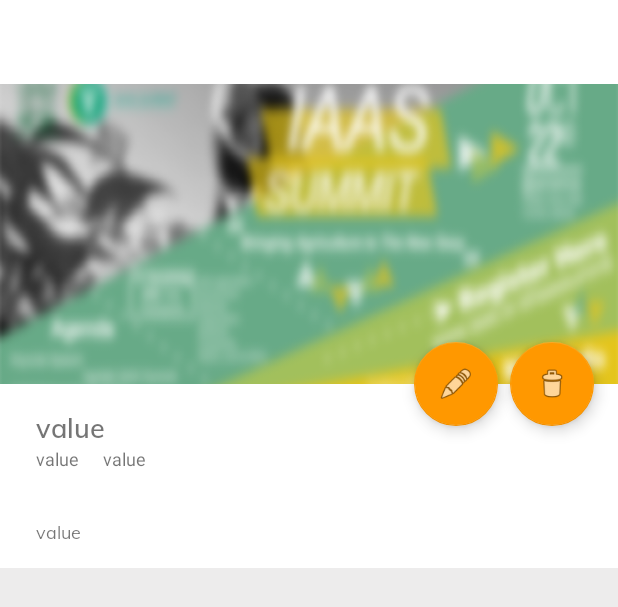
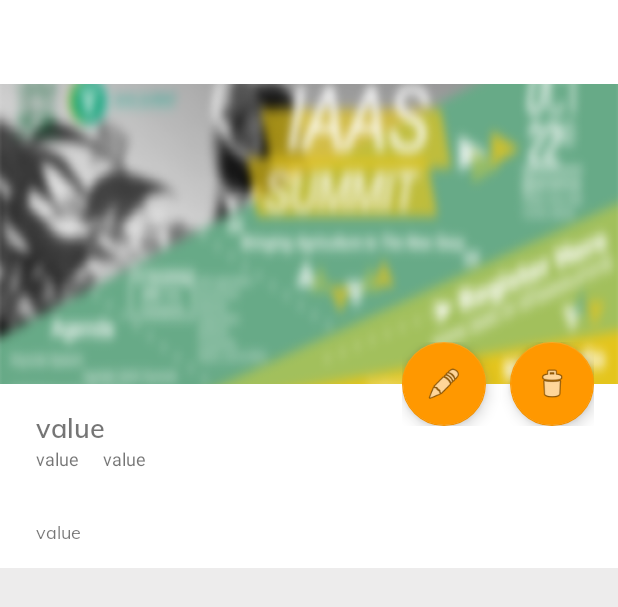
Before and after one commit to fppam4-teamtf/FPPAM4, an Android app: the layout activity_preview.xml on its own in the app's theme, with its tools: preview values and no code run, on a phone screen of 412 x 824 dp. Shown: the top 607 px of the screen. Run offline under Robolectric (Android 15) with nearby library versions, the phone set to English and light mode, and no system bars.

Commit message:
update Commit

```diff
--- a/app/src/main/res/layout/activity_preview.xml
+++ b/app/src/main/res/layout/activity_preview.xml
@@ -12,54 +12,59 @@
         android:layout_width="match_parent"
         android:layout_height="@dimen/app_bar_height"
         android:fitsSystemWindows="true"
-        app:elevation="0dp"
-        android:theme="@style/AppTheme.AppBarOverlay">
+        android:theme="@style/AppTheme.AppBarOverlay"
+        app:elevation="0dp">
 
         <com.google.android.material.appbar.CollapsingToolbarLayout
             android:id="@+id/toolbar_layout"
             android:layout_width="match_parent"
             android:layout_height="wrap_content"
+            android:fitsSystemWindows="true"
             app:contentScrim="?attr/colorPrimary"
-            android:fitsSystemWindows="true"
+            app:layout_scrollFlags="scroll|enterAlwaysCollapsed"
             app:titleEnabled="true"
-            app:layout_scrollFlags="scroll|enterAlwaysCollapsed"
             app:toolbarId="@+id/toolbar_preview">
 
             <ImageView
                 android:layout_width="match_parent"
                 android:layout_height="wrap_content"
+                android:scaleType="centerCrop"
                 android:src="@drawable/dummy_landscape_poster"
-                android:scaleType="centerCrop"
-                app:layout_collapseMode="parallax"/>
+                app:layout_collapseMode="parallax"
+                android:contentDescription="@string/image_preview_desc" />
 
             <androidx.appcompat.widget.Toolbar
                 android:id="@+id/toolbar_preview"
                 android:layout_width="match_parent"
                 android:layout_height="?attr/actionBarSize"
                 app:layout_collapseMode="pin"
-                app:popupTheme="@style/AppTheme.PopupOverlay"/>
+                app:popupTheme="@style/AppTheme.PopupOverlay" />
 
         </com.google.android.material.appbar.CollapsingToolbarLayout>
     </com.google.android.material.appbar.AppBarLayout>
 
     <include layout="@layout/content_preview" />
 
-    <com.google.android.material.floatingactionbutton.FloatingActionButton
-        android:id="@+id/fab"
-        android:layout_width="wrap_content"
-        android:layout_height="wrap_content"
-        android:layout_marginRight="80dp"
-        app:layout_anchor="@id/fab_del"
-        app:layout_anchorGravity="start|center"
-        app:srcCompat="@android:drawable/ic_menu_edit" />
-
-    <com.google.android.material.floatingactionbutton.FloatingActionButton
-        android:id="@+id/fab_del"
+    <RelativeLayout
         android:layout_width="wrap_content"
         android:layout_height="wrap_content"
         android:layout_margin="@dimen/fab_margin"
         app:layout_anchor="@id/app_bar"
-        app:layout_anchorGravity="bottom|end"
-        app:srcCompat="@android:drawable/ic_menu_delete" />
+        app:layout_anchorGravity="bottom|end">
+
+        <com.google.android.material.floatingactionbutton.FloatingActionButton
+            android:id="@+id/fab_edit"
+            android:layout_width="wrap_content"
+            android:layout_height="wrap_content"
+            app:srcCompat="@android:drawable/ic_menu_edit" />
+
+        <com.google.android.material.floatingactionbutton.FloatingActionButton
+            android:id="@+id/fab_delete"
+            android:layout_width="wrap_content"
+            android:layout_height="wrap_content"
+            android:layout_marginLeft="16dp"
+            android:layout_toEndOf="@id/fab_edit"
+            app:srcCompat="@android:drawable/ic_menu_delete" />
+    </RelativeLayout>
 
 </androidx.coordinatorlayout.widget.CoordinatorLayout>
--- a/app/src/main/res/values/strings.xml
+++ b/app/src/main/res/values/strings.xml
@@ -255,6 +255,8 @@
     <string name="tag_event_fragment">EVENT</string>
     <string name="tag_news_fragment">NEWS</string>
     <string name="edit">Edit</string>
+    <string name="delete">Hapus</string>
+    <string name="image_preview_desc">image preview</string>
 
     <string-array name="news_category">
         <item>Berita</item>
```
Also changed, not shown: app/src/main/java/com/teamtf/portalamikom/AdminPanelActivity.java (+19 -40 lines), app/src/main/java/com/teamtf/portalamikom/PreviewActivity.java (+61 -26 lines), app/src/main/java/com/teamtf/portalamikom/fragment/AddNewsFragment.java (+59 -25 lines), app/src/main/java/com/teamtf/portalamikom/handler/DatabaseHandler.java (+12 -0 lines).
